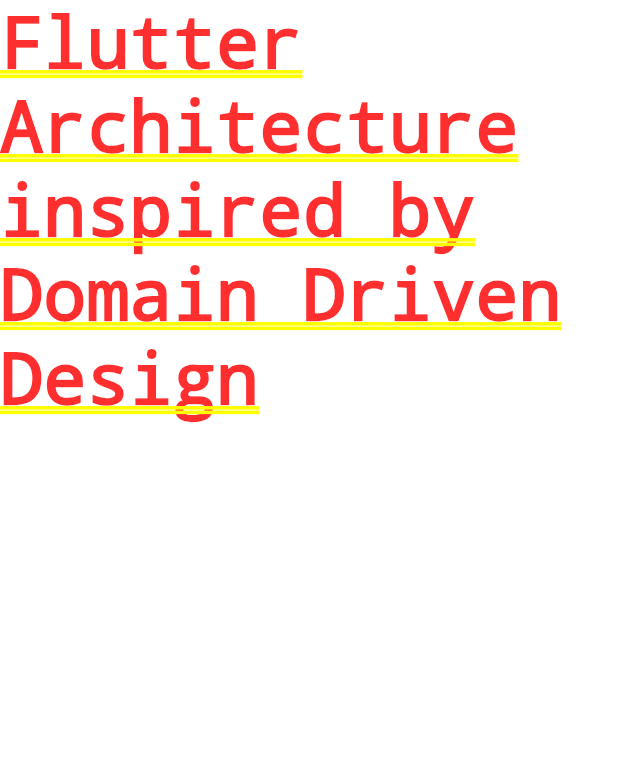
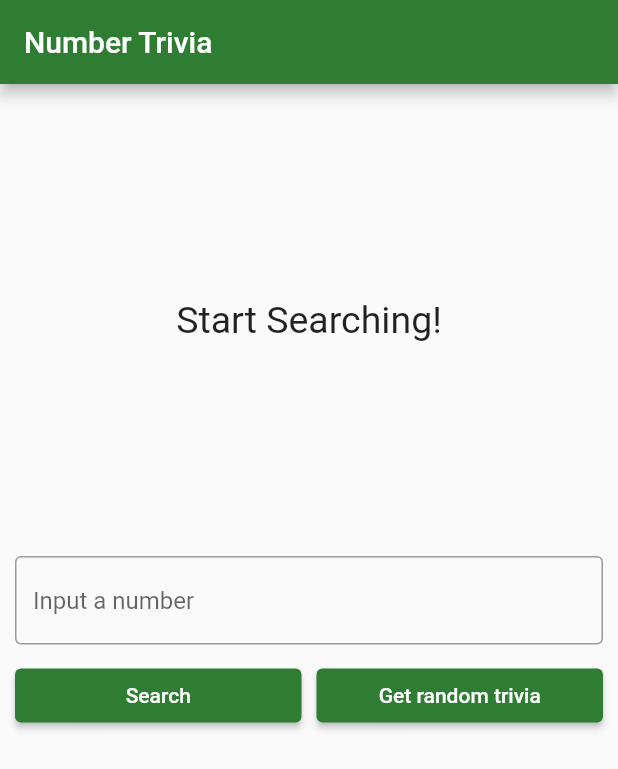
Before and after one commit to feliex1992/flutter_tdd, a Flutter app: the screen it shows after launch, on a phone screen of 412 x 824 dp. Shown: the top 769 px of the screen. Run offline on Flutter 3.47's test engine with Material 2 defaults, Android fonts, the phone set to English and light mode, and no system bars; our stand-ins replace bloc, dartz, equatable, flutter_bloc, get_it, internet_connection_checker and 1 more.

Commit message:
integrate with UI

```diff
--- a/lib/core/util/input_converter.dart
+++ b/lib/core/util/input_converter.dart
@@ -1,5 +1,6 @@
 import 'package:dartz/dartz.dart';
-import 'package:flutter_application_1/core/error/failures.dart';
+
+import '../error/failures.dart';
 
 class InputConverter {
   Either<Failure, int> stringToUnsignedInteger(String str) {
--- /dev/null
+++ b/lib/features/number_trivia/presentation/pages/number_trivia_page.dart
@@ -0,0 +1,215 @@
+import 'package:flutter/material.dart';
+import '../../../../core/util/input_converter.dart';
+import '../../domain/entities/number_trivia.dart';
+import '../../domain/usecases/get_concrete_number_trivia.dart';
+import '../../domain/usecases/get_random_number_trivia.dart';
+import '../../../../injection_container.dart';
+import 'package:flutter_bloc/flutter_bloc.dart';
+
+import '../bloc/number_trivia_bloc.dart';
+
+class NumberTriviaPage extends StatelessWidget {
+  const NumberTriviaPage({Key? key}) : super(key: key);
+
+  @override
+  Widget build(BuildContext context) {
+    return BlocProvider(
+      create: (_) => sl<NumberTriviaBloc>(),
+      child: Scaffold(
+        appBar: AppBar(
+          title: const Text('Number Trivia'),
+        ),
+        body: const SingleChildScrollView(child: NumberTriviaView()),
+      ),
+    );
+  }
+}
+
+class NumberTriviaView extends StatelessWidget {
+  const NumberTriviaView({Key? key}) : super(key: key);
+
+  @override
+  Widget build(BuildContext context) {
+    return Center(
+      child: Padding(
+        padding: const EdgeInsets.all(10),
+        child: Column(
+          children: <Widget>[
+            const SizedBox(height: 10),
+            // Top Half
+            BlocBuilder<NumberTriviaBloc, NumberTriviaState>(
+              builder: (context, state) {
+                if (state is Empty) {
+                  return const MessageDisplay(
+                    message: 'Start Searching!',
+                  );
+                } else if (state is Loaded) {
+                  return TriviaDisplay(
+                    numberTrivia: state.trivia,
+                  );
+                } else if (state is Error) {
+                  return MessageDisplay(
+                    message: state.message,
+                  );
+                } else {
+                  return const LoadingWidget();
+                }
+              },
+            ),
+            const SizedBox(height: 20),
+            // Bottom half
+            const TriviaControls(),
+          ],
+        ),
+      ),
+    );
+  }
+}
+
+class MessageDisplay extends StatelessWidget {
+  const MessageDisplay({
+    Key? key,
+    required this.message,
+  }) : super(key: key);
+
+  final String message;
+
+  @override
+  Widget build(BuildContext context) {
+    return SizedBox(
+      height: MediaQuery.of(context).size.height / 3,
+      child: Center(
+        child: SingleChildScrollView(
+          child: Text(
+            message,
+            style: const TextStyle(fontSize: 25),
+            textAlign: TextAlign.center,
+          ),
+        ),
+      ),
+    );
+  }
+}
+
+class LoadingWidget extends StatelessWidget {
+  const LoadingWidget({Key? key}) : super(key: key);
+
+  @override
+  Widget build(BuildContext context) {
+    return SizedBox(
+      height: MediaQuery.of(context).size.height / 3,
+      child: const Center(
+        child: CircularProgressIndicator(),
+      ),
+    );
+  }
+}
+
+class TriviaDisplay extends StatelessWidget {
+  final NumberTrivia numberTrivia;
+
+  const TriviaDisplay({
+    Key? key,
+    this.numberTrivia = const NumberTrivia(number: 0, text: '-'),
+  }) : super(key: key);
+
+  @override
+  Widget build(BuildContext context) {
+    return SizedBox(
+      height: MediaQuery.of(context).size.height / 3,
+      child: Column(
+        children: <Widget>[
+          // Fixed size, doesn't scroll
+          Text(
+            numberTrivia.number.toString(),
+            style: const TextStyle(
+              fontSize: 50,
+              fontWeight: FontWeight.bold,
+            ),
+          ),
+          // Expanded makes it fill in all the remaining space
+          Expanded(
+            child: Center(
+              // Only the trivia "message" part will be scrollable
+              child: SingleChildScrollView(
+                child: Text(
+                  numberTrivia.text,
+                  style: const TextStyle(fontSize: 25),
+                  textAlign: TextAlign.center,
+                ),
+              ),
+            ),
+          )
+        ],
+      ),
+    );
+  }
+}
+
+class TriviaControls extends StatefulWidget {
+  const TriviaControls({
+    Key? key,
+  }) : super(key: key);
+
+  @override
+  _TriviaControlsState createState() => _TriviaControlsState();
+}
+
+class _TriviaControlsState extends State<TriviaControls> {
+  final controller = TextEditingController();
+  late String inputStr;
+
+  @override
+  Widget build(BuildContext context) {
+    return Column(
+      children: <Widget>[
+        TextField(
+          controller: controller,
+          keyboardType: TextInputType.number,
+          decoration: const InputDecoration(
+            border: OutlineInputBorder(),
+            hintText: 'Input a number',
+          ),
+          onChanged: (value) {
+            inputStr = value;
+          },
+          onSubmitted: (_) {
+            dispatchConcrete();
+          },
+        ),
+        const SizedBox(height: 10),
+        Row(
+          children: <Widget>[
+            Expanded(
+              child: ElevatedButton(
+                child: const Text('Search'),
+                // color: Theme.of(context).accentColor,
+                // textTheme: ButtonTextTheme.primary,
+                onPressed: dispatchConcrete,
+              ),
+            ),
+            const SizedBox(width: 10),
+            Expanded(
+              child: ElevatedButton(
+                child: const Text('Get random trivia'),
+                onPressed: dispatchRandom,
+              ),
+            ),
+          ],
+        )
+      ],
+    );
+  }
+
+  void dispatchConcrete() {
+    // Clearing the TextField to prepare it for the next inputted number
+    controller.clear();
+    BlocProvider.of<NumberTriviaBloc>(context)
+        .add(GetTriviaForConcreteNumber(inputStr));
+  }
+
+  void dispatchRandom() {
+    controller.clear();
+    BlocProvider.of<NumberTriviaBloc>(context).add(GetTriviaForRandomNumber());
+  }
+}
--- a/lib/main.dart
+++ b/lib/main.dart
@@ -1,6 +1,12 @@
 import 'package:flutter/material.dart';
 
-void main() {
+import 'features/number_trivia/presentation/pages/number_trivia_page.dart';
+import 'injection_container.dart' as di;
+
+Future<void> main() async {
+  WidgetsFlutterBinding.ensureInitialized();
+
+  await di.init();
   runApp(const MyApp());
 }
 
@@ -9,13 +15,15 @@ class MyApp extends StatelessWidget {
 
   @override
   Widget build(BuildContext context) {
+    final ThemeData theme = ThemeData();
     return MaterialApp(
-      title: 'Seed DDD',
-      theme: ThemeData(
-        primaryColor: Colors.amber,
-        accentColor: Colors.amberAccent,
-      ),
-      home: const Text('Flutter Architecture inspired by Domain Driven Design'),
+      title: 'Number Trivia',
+      theme: theme.copyWith(
+          colorScheme: theme.colorScheme.copyWith(
+        primary: Colors.green.shade800,
+        secondary: Colors.green.shade600,
+      )),
+      home: const NumberTriviaPage(),
     );
   }
 }
```
Also changed, not shown: lib/features/number_trivia/presentation/bloc/number_trivia_bloc.dart (+14 -12 lines), lib/features/user/bloc/user_bloc.dart (added, +13 -0 lines), lib/features/user/bloc/user_event.dart (added, +8 -0 lines), lib/features/user/bloc/user_state.dart (added, +10 -0 lines), lib/injection_container.dart (added, +66 -0 lines), lib/main-stater.dart (deleted, +0 -115 lines), 1 other file.
